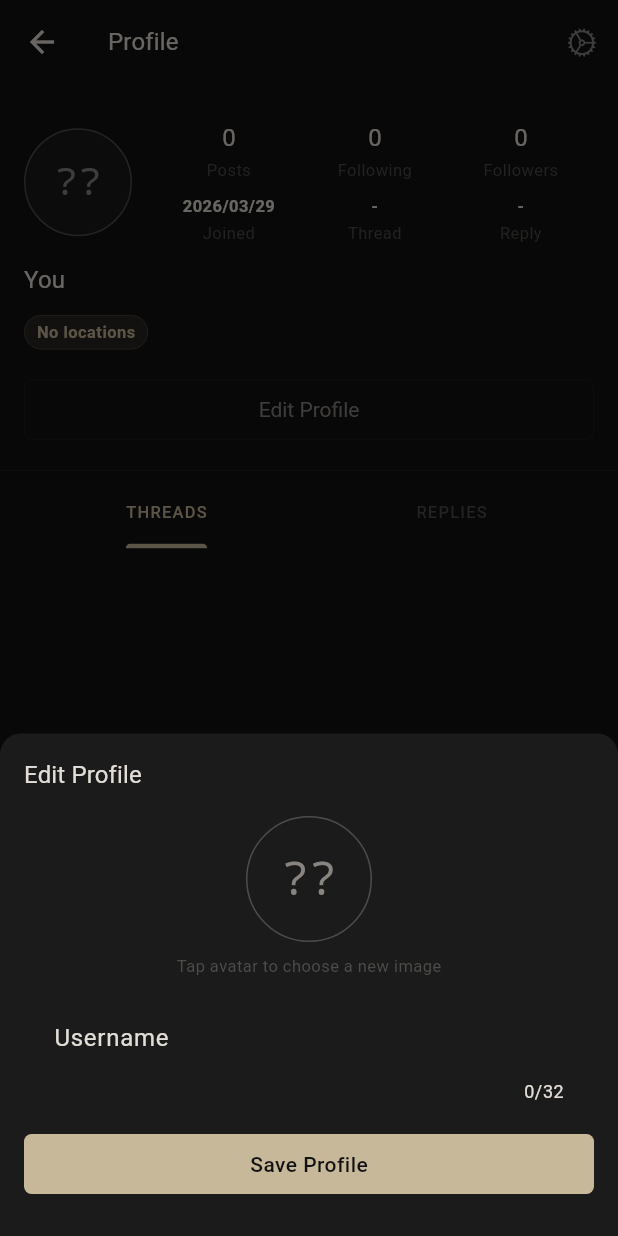
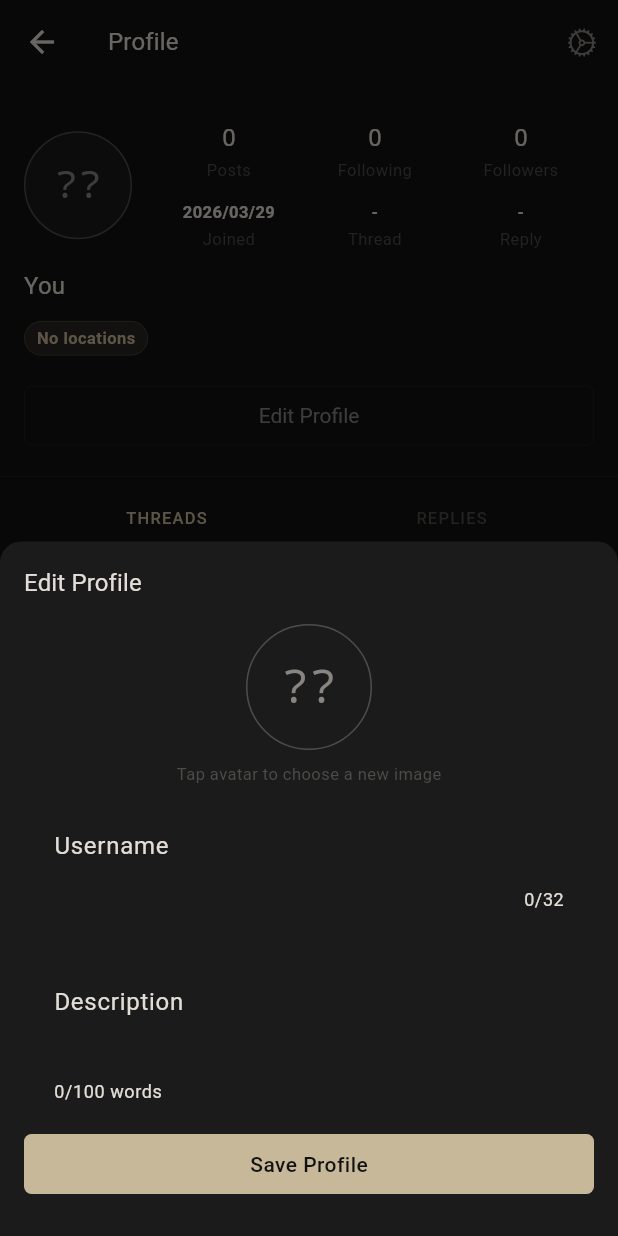
Before and after one commit to OpenTech-Lab/Spot-Mobile, a Flutter app: the ProfileScreen screen opened directly with empty values, after a tap on "??", on a phone screen of 412 x 824 dp. Run offline on Flutter 3.47's test engine with Material 3 defaults, Android fonts, the phone set to English and light mode, and no system bars; our stand-ins replace camera, connectivity_plus, device_info_plus, flutter_dotenv, flutter_map, flutter_secure_storage and 7 more; missing offline and left inert: bip39, pointycastle; accounts and stored records are empty; statements that could not run were skipped.

Commit message:
feat(profile): add description field to profiles and implement validation logic

```diff
--- /dev/null
+++ b/lib/core/profile_description.dart
@@ -0,0 +1,32 @@
+const int maxProfileDescriptionWords = 100;
+
+class ProfileDescriptionTooLongError implements Exception {
+  ProfileDescriptionTooLongError(this.wordCount);
+
+  final int wordCount;
+
+  String get message =>
+      'Description must be $maxProfileDescriptionWords words or fewer.';
+
+  @override
+  String toString() => message;
+}
+
+String? normalizeProfileDescription(String raw) {
+  final normalized = raw.replaceAll(RegExp(r'\s+'), ' ').trim();
+  return normalized.isEmpty ? null : normalized;
+}
+
+int countProfileDescriptionWords(String raw) {
+  final normalized = normalizeProfileDescription(raw);
+  if (normalized == null) return 0;
+  return RegExp(r'\S+').allMatches(normalized).length;
+}
+
+String? validateProfileDescription(String raw) {
+  final wordCount = countProfileDescriptionWords(raw);
+  if (wordCount > maxProfileDescriptionWords) {
+    throw ProfileDescriptionTooLongError(wordCount);
+  }
+  return normalizeProfileDescription(raw);
+}
--- a/lib/features/metadata/metadata_service.dart
+++ b/lib/features/metadata/metadata_service.dart
@@ -1,6 +1,7 @@
 import 'package:flutter/foundation.dart';
 import 'package:supabase_flutter/supabase_flutter.dart';
 
+import 'package:mobile/core/profile_description.dart';
 import 'package:mobile/core/tag_normalizer.dart';
 import 'package:mobile/features/metadata/metadata_post_mapper.dart';
 import 'package:mobile/models/follow_stats.dart';
@@ -78,6 +79,7 @@ class MetadataService {
       await client.from('profiles').upsert({
         'id': user.id,
         'display_name': displayName,
+        'description': existingProfile?.description,
         'legacy_pubkey': wallet.publicKeyHex,
         'legacy_npub': wallet.npub,
         'device_id': wallet.deviceId,
@@ -126,7 +128,7 @@ class MetadataService {
       await client
           .from('profiles')
           .select(
-            'id, created_at, display_name, legacy_pubkey, legacy_npub, device_id, '
+            'id, created_at, display_name, description, legacy_pubkey, legacy_npub, device_id, '
             'avatar_seed, avatar_content_hash',
           )
           .inFilter('id', authorIds)
@@ -139,6 +141,7 @@ class MetadataService {
   Future<ProfileModel> updateCurrentProfile({
     required WalletModel wallet,
     required String displayName,
+    required String description,
     String? avatarContentHash,
   }) async {
     await syncLegacyProfile(wallet);
@@ -150,11 +153,13 @@ class MetadataService {
     final normalizedDisplayName = displayName.trim().isNotEmpty
         ? displayName.trim()
         : _defaultDisplayNameForWallet(wallet);
+    final normalizedDescription = validateProfileDescription(description);
     final existingProfile = await _fetchProfileById(user.id);
 
     await client.from('profiles').upsert({
       'id': user.id,
       'display_name': normalizedDisplayName,
+      'description': normalizedDescription,
       'legacy_pubkey': wallet.publicKeyHex,
       'legacy_npub': wallet.npub,
       'device_id': wallet.deviceId,
@@ -628,7 +633,7 @@ class MetadataService {
       await client
           .from('profiles')
           .select(
-            'id, created_at, display_name, legacy_pubkey, legacy_npub, device_id, '
+            'id, created_at, display_name, description, legacy_pubkey, legacy_npub, device_id, '
             'avatar_seed, avatar_content_hash',
           )
           .eq('id', userId)
--- a/lib/models/profile_model.dart
+++ b/lib/models/profile_model.dart
@@ -3,6 +3,7 @@ class ProfileModel {
     required this.id,
     this.createdAt,
     this.displayName,
+    this.description,
     this.legacyPubkey,
     this.legacyNpub,
     this.deviceId,
@@ -13,6 +14,7 @@ class ProfileModel {
   final String id;
   final DateTime? createdAt;
   final String? displayName;
+  final String? description;
   final String? legacyPubkey;
   final String? legacyNpub;
   final String? deviceId;
@@ -25,6 +27,7 @@ class ProfileModel {
         ? DateTime.parse(row['created_at'].toString()).toUtc()
         : null,
     displayName: row['display_name']?.toString(),
+    description: row['description']?.toString(),
     legacyPubkey: row['legacy_pubkey']?.toString(),
     legacyNpub: row['legacy_npub']?.toString(),
     deviceId: row['device_id']?.toString(),
--- a/lib/screens/profile_screen.dart
+++ b/lib/screens/profile_screen.dart
@@ -7,6 +7,7 @@ import 'package:flutter/material.dart';
 import 'package:image_picker/image_picker.dart';
 
 import 'package:mobile/core/encryption.dart';
+import 'package:mobile/core/profile_description.dart';
 import 'package:mobile/core/wallet.dart';
 import 'package:mobile/features/event/event_repository.dart';
 import 'package:mobile/features/metadata/metadata_service.dart';
@@ -372,6 +373,9 @@ class _ProfileScreenState extends State<ProfileScreen>
     final nameController = TextEditingController(
       text: _profile?.displayName ?? '',
     );
+    final descriptionController = TextEditingController(
+      text: _profile?.description ?? '',
+    );
     final picker = ImagePicker();
     XFile? selectedAvatar;
 
@@ -387,6 +391,11 @@ class _ProfileScreenState extends State<ProfileScreen>
       builder: (sheetContext) {
         return StatefulBuilder(
           builder: (sheetContext, setSheetState) {
+            final descriptionWordCount = countProfileDescriptionWords(
+              descriptionController.text,
+            );
+            final isDescriptionTooLong =
+                descriptionWordCount > maxProfileDescriptionWords;
             return Padding(
               padding: EdgeInsets.only(
                 left: SpotSpacing.lg,
@@ -452,16 +461,34 @@ class _ProfileScreenState extends State<ProfileScreen>
                       hintText: 'Citizen name',
                     ),
                   ),
+                  const SizedBox(height: SpotSpacing.md),
+                  TextField(
+                    controller: descriptionController,
+                    enabled: !_isSavingProfile,
+                    minLines: 3,
+                    maxLines: 3,
+                    onChanged: (_) => setSheetState(() {}),
+                    decoration: InputDecoration(
+                      labelText: 'Description',
+                      hintText: 'Simple description about you',
+                      helperText:
+                          '$descriptionWordCount/$maxProfileDescriptionWords words',
+                      errorText: isDescriptionTooLong
+                          ? 'Use 100 words or fewer'
+                          : null,
+                    ),
+                  ),
                   const SizedBox(height: SpotSpacing.lg),
                   SizedBox(
                     width: double.infinity,
                     child: FilledButton(
-                      onPressed: _isSavingProfile
+                      onPressed: _isSavingProfile || isDescriptionTooLong
                           ? null
                           : () async {
                               Navigator.of(sheetContext).pop();
                               await _saveProfile(
                                 displayName: nameController.text,
+                                description: descriptionController.text,
                                 selectedAvatar: selectedAvatar,
                               );
                             },
@@ -481,6 +508,7 @@ class _ProfileScreenState extends State<ProfileScreen>
 
   Future<void> _saveProfile({
     required String displayName,
+    required String description,
     XFile? selectedAvatar,
   }) async {
     setState(() => _isSavingProfile = true);
@@ -519,6 +547,7 @@ class _ProfileScreenState extends State<ProfileScreen>
           .updateCurrentProfile(
             wallet: widget.wallet,
             displayName: displayName,
+            description: description,
             avatarContentHash: avatarContentHash,
           );
       final normalizedDisplayName = updatedProfile.displayName?.trim();
@@ -549,6 +578,11 @@ class _ProfileScreenState extends State<ProfileScreen>
       ScaffoldMessenger.of(
         context,
       ).showSnackBar(const SnackBar(content: Text('Profile updated')));
+    } on ProfileDescriptionTooLongError catch (e) {
+      if (!mounted) return;
+      ScaffoldMessenger.of(
+        context,
+      ).showSnackBar(SnackBar(content: Text(e.message)));
     } catch (e) {
       if (!mounted) return;
       ScaffoldMessenger.of(
@@ -775,6 +809,10 @@ class _ProfileHeader extends StatelessWidget {
                 : 'You',
             style: SpotType.subheading,
           ),
+          if (profile?.description?.trim().isNotEmpty == true) ...[
+            const SizedBox(height: SpotSpacing.xs),
+            Text(profile!.description!.trim(), style: SpotType.bodySecondary),
+          ],
           const SizedBox(height: SpotSpacing.md),
           ProfileLocationChips(summary: activitySummary),
           const SizedBox(height: SpotSpacing.lg),
--- a/lib/screens/user_profile_screen.dart
+++ b/lib/screens/user_profile_screen.dart
@@ -553,6 +553,10 @@ class _UserProfileHeader extends StatelessWidget {
                 : 'Citizen',
             style: SpotType.subheading,
           ),
+          if (profile?.description?.trim().isNotEmpty == true) ...[
+            const SizedBox(height: SpotSpacing.xs),
+            Text(profile!.description!.trim(), style: SpotType.bodySecondary),
+          ],
           const SizedBox(height: SpotSpacing.md),
           ProfileLocationChips(summary: activitySummary),
           const SizedBox(height: SpotSpacing.lg),
--- a/lib/widgets/profile_stats_row.dart
+++ b/lib/widgets/profile_stats_row.dart
@@ -39,7 +39,7 @@ class ProfileStatsRow extends StatelessWidget {
             ),
           ],
         ),
-        const SizedBox(height: SpotSpacing.sm),
+        const SizedBox(height: SpotSpacing.md),
         Row(
           children: [
             Expanded(
```
Also changed, not shown: 3 other files.
